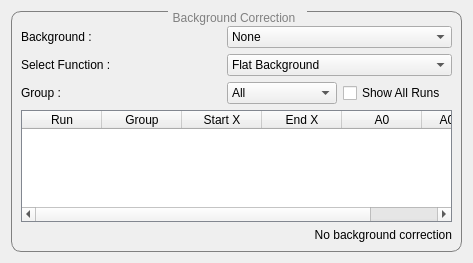
First picture: the form in scripts/Muon/GUI/Common/corrections_tab_widget/background_corrections_view.ui, repository mantidproject/mantid, before the edit.
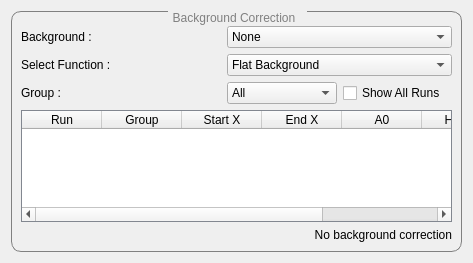
Second picture: the form after the edit.

What changed in the file:
```diff
--- a/scripts/Muon/GUI/Common/corrections_tab_widget/background_corrections_view.ui
+++ b/scripts/Muon/GUI/Common/corrections_tab_widget/background_corrections_view.ui
@@ -217,7 +217,12 @@
         </column>
         <column>
          <property name="text">
-          <string>A0 Error</string>
+          <string>Height</string>
+         </property>
+        </column>
+        <column>
+         <property name="text">
+          <string>Lifetime</string>
          </property>
         </column>
        </widget>
```
